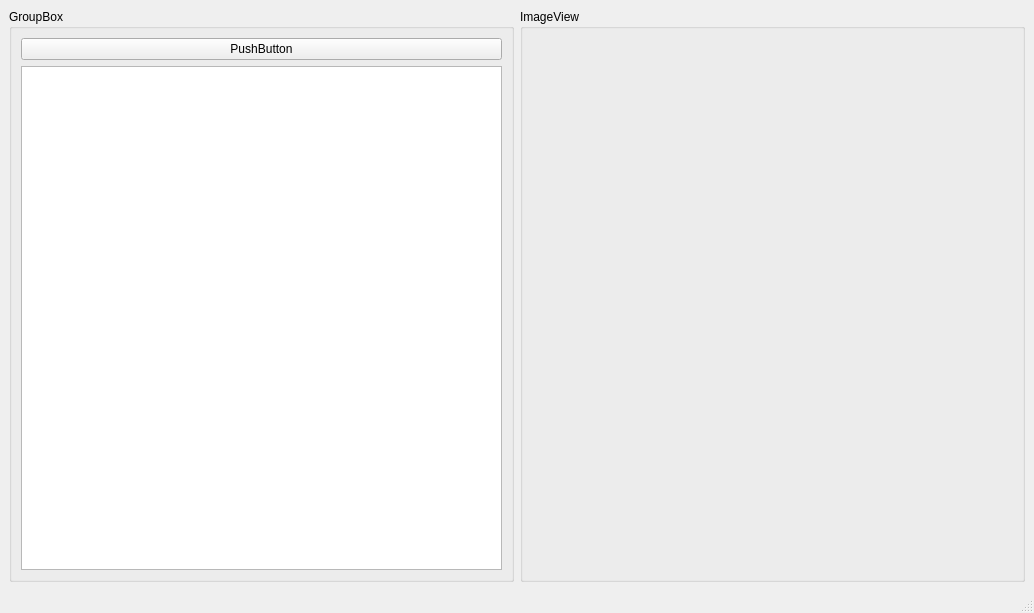
Before: the Qt Designer form mainwindow.ui in 393061874/ImageView, drawn with Qt 5.
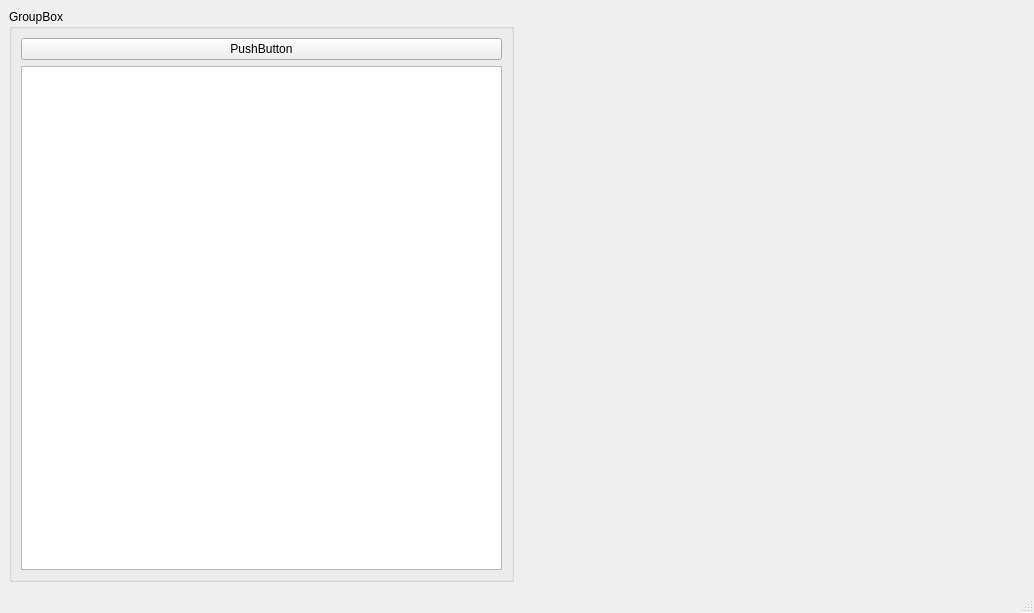
After: the same form once the commit is applied.

```diff
--- a/mainwindow.ui
+++ b/mainwindow.ui
@@ -15,14 +15,6 @@
   </property>
   <widget class="QWidget" name="centralwidget">
    <layout class="QGridLayout" name="gridLayout">
-    <item row="0" column="1">
-     <widget class="QGroupBox" name="groupBox_ImageView">
-      <property name="title">
-       <string>ImageView</string>
-      </property>
-      <layout class="QGridLayout" name="gridLayout_4"/>
-     </widget>
-    </item>
     <item row="0" column="0">
      <widget class="QGroupBox" name="groupBox_2">
       <property name="title">
@@ -49,6 +41,9 @@
       </layout>
      </widget>
     </item>
+    <item row="0" column="1">
+     <widget class="QWidget" name="widget" native="true"/>
+    </item>
    </layout>
   </widget>
   <widget class="QMenuBar" name="menubar">
```
